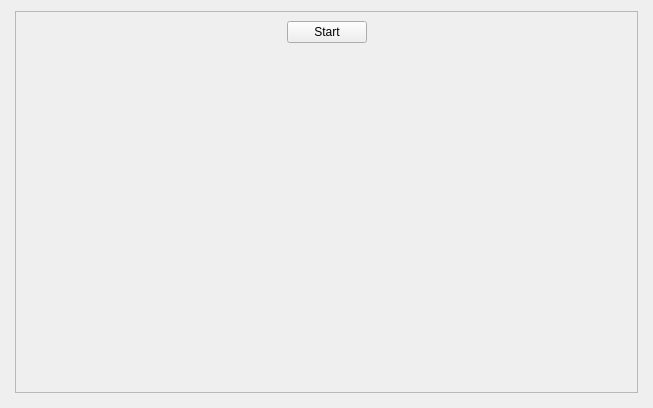
Qt form src/gui/quiz_preview.ui (tombranfield/spaced_repeating_vocabulary) before a commit.
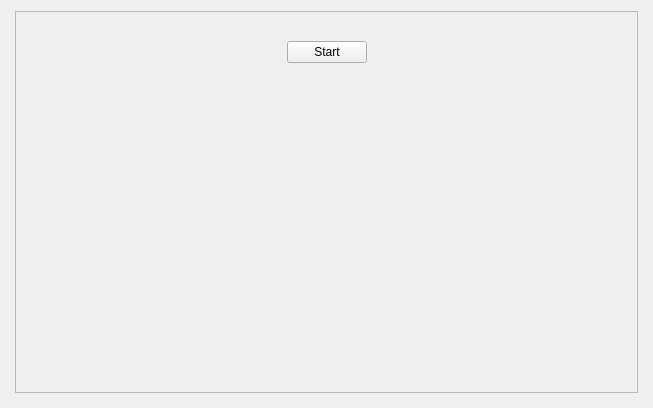
The same form after that commit.

Commit message: Tweaked layout of quiz_preview

```diff
--- a/src/gui/quiz_preview.ui
+++ b/src/gui/quiz_preview.ui
@@ -37,9 +37,23 @@
         <height>382</height>
        </rect>
       </property>
-      <layout class="QVBoxLayout" name="verticalLayout_2">
-       <item>
         <layout class="QVBoxLayout" name="verticalLayout">
+       <item>
+        <spacer name="verticalSpacer_3">
+         <property name="orientation">
+          <enum>Qt::Vertical</enum>
+         </property>
+         <property name="sizeType">
+          <enum>QSizePolicy::Minimum</enum>
+         </property>
+         <property name="sizeHint" stdset="0">
+          <size>
+           <width>20</width>
+           <height>20</height>
+          </size>
+         </property>
+        </spacer>
+       </item>
          <item>
           <layout class="QHBoxLayout" name="horizontalLayout">
            <item>
@@ -77,13 +91,27 @@
            </item>
           </layout>
          </item>
+       <item>
+        <spacer name="verticalSpacer_2">
+         <property name="orientation">
+          <enum>Qt::Vertical</enum>
+         </property>
+         <property name="sizeType">
+          <enum>QSizePolicy::Minimum</enum>
+         </property>
+         <property name="sizeHint" stdset="0">
+          <size>
+           <width>20</width>
+           <height>20</height>
+          </size>
+         </property>
+        </spacer>
+       </item>
          <item>
           <layout class="QGridLayout" name="grid_layout">
            <property name="horizontalSpacing">
             <number>30</number>
            </property>
-          </layout>
-         </item>
         </layout>
        </item>
        <item>
```
Lines whose indentation alone changed are shown as unchanged. The commit also changes 2 other files.
